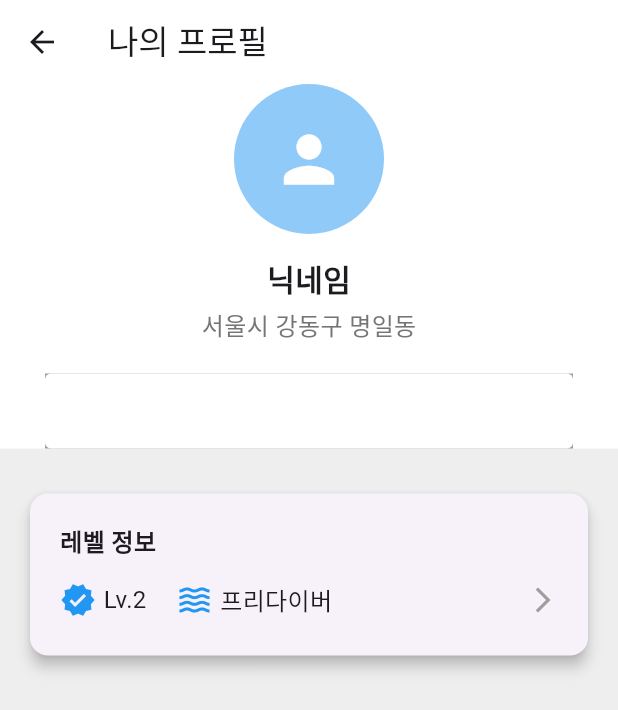
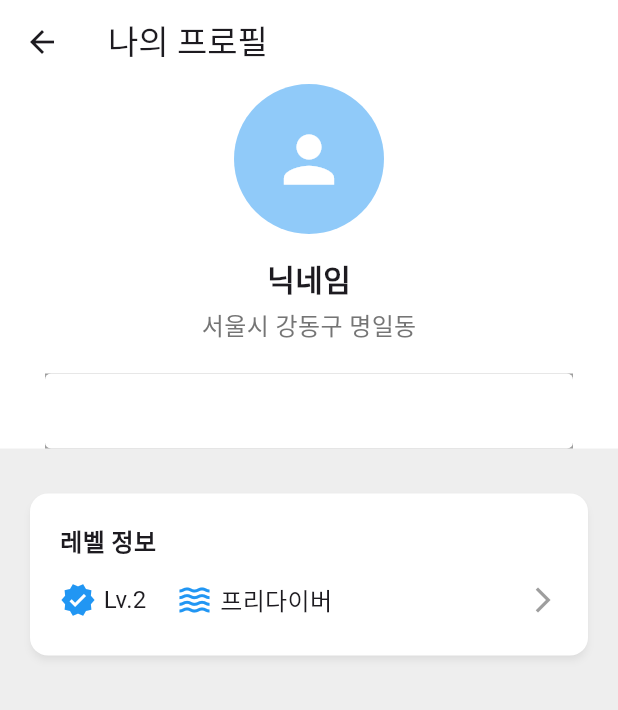
Before and after one commit to matthewKang6263/flutter_application_seau, a Flutter app: the MyPage screen opened directly, on a phone screen of 412 x 824 dp. Shown: the top 710 px of the screen. Run offline on Flutter 3.47's test engine with Material 3 defaults, Android fonts, the phone set to English and light mode, and no system bars; our stand-ins replace flutter_riverpod; project files that could hold a hidden picture were left out.

Commit message:
<refactor>(infocard): 프로필 카드 위젯 색깔 및 UI 수정

```diff
--- a/lib/ui/pages/mypage/widgets/info_card.dart
+++ b/lib/ui/pages/mypage/widgets/info_card.dart
@@ -17,7 +17,9 @@ class InfoCard extends StatelessWidget {
     return GestureDetector(
       onTap: onTap,
       child: Card(
-        elevation: 4, // 부드러운 그림자 효과
+        color: Colors.white,
+        elevation: 2, // 부드러운 그림자
+        shadowColor: Colors.grey.withOpacity(0.2), // 그림자 색상 연하게
         margin: EdgeInsets.symmetric(horizontal: 20, vertical: 10),
         shape: RoundedRectangleBorder(
           borderRadius: BorderRadius.circular(12),
```
